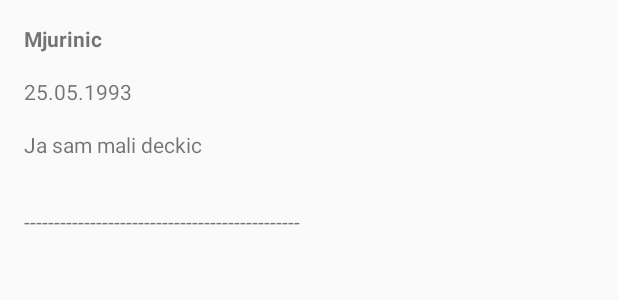
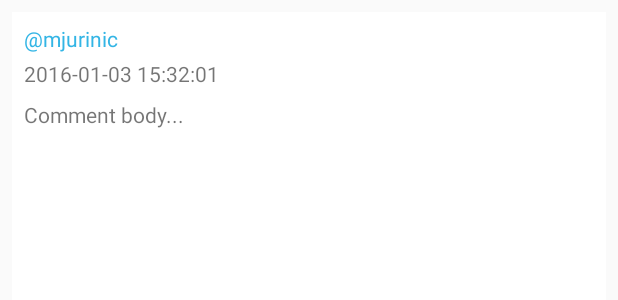
Before and after one commit to mjurinic/Postter, an Android app: the layout comment_list_item.xml on its own in the app's theme, with its tools: preview values and no code run, on a phone screen of 412 x 824 dp. Shown: the top 300 px of the screen. Run offline under Robolectric (Android 15) with nearby library versions, the phone set to English and light mode, and no system bars.

Commit message:
users can now post comments, comments redesigned, comments now have pull to refresh

```diff
--- a/app/src/main/java/hr/foi/mjurinic/postter/activities/MainActivity.java
+++ b/app/src/main/java/hr/foi/mjurinic/postter/activities/MainActivity.java
@@ -40,7 +40,6 @@ public class MainActivity extends BaseActivity implements TabLayout.OnTabSelecte
         mainViewPager.setAdapter(adapter);
         mainViewPager.setOnPageChangeListener(new TabLayout.TabLayoutOnPageChangeListener(mainTabLayout));
         mainTabLayout.setOnTabSelectedListener(this);
-
     }
 
     private void initFragmentList() {
--- a/app/src/main/java/hr/foi/mjurinic/postter/dagger/components/NewsFeedCommentsComponent.java
+++ b/app/src/main/java/hr/foi/mjurinic/postter/dagger/components/NewsFeedCommentsComponent.java
@@ -2,6 +2,8 @@ package hr.foi.mjurinic.postter.dagger.components;
 
 import dagger.Component;
 import hr.foi.mjurinic.postter.activities.PostDetailsActivity;
+import hr.foi.mjurinic.postter.dagger.modules.AppContextModule;
+import hr.foi.mjurinic.postter.dagger.modules.CacheModule;
 import hr.foi.mjurinic.postter.dagger.modules.NetworkModule;
 import hr.foi.mjurinic.postter.dagger.modules.NewsFeedCommentsModule;
 
@@ -10,6 +12,8 @@ import hr.foi.mjurinic.postter.dagger.modules.NewsFeedCommentsModule;
  */
 @Component(modules = {
         NetworkModule.class,
+        CacheModule.class,
+        AppContextModule.class,
         NewsFeedCommentsModule.class
 })
 public interface NewsFeedCommentsComponent {
--- a/app/src/main/java/hr/foi/mjurinic/postter/mvp/interactors/NewsFeedCommentsInteractor.java
+++ b/app/src/main/java/hr/foi/mjurinic/postter/mvp/interactors/NewsFeedCommentsInteractor.java
@@ -2,7 +2,9 @@ package hr.foi.mjurinic.postter.mvp.interactors;
 
 import android.content.Context;
 
+import hr.foi.mjurinic.postter.listeners.Listener;
 import hr.foi.mjurinic.postter.listeners.NewsFeedListener;
+import hr.foi.mjurinic.postter.models.BaseCouchResponse;
 import hr.foi.mjurinic.postter.models.Comments;
 import hr.foi.mjurinic.postter.models.NewsFeedCommentsResponse;
 
@@ -11,6 +13,7 @@ import hr.foi.mjurinic.postter.models.NewsFeedCommentsResponse;
  */
 public interface NewsFeedCommentsInteractor extends BaseInteractor {
 
-    void fetchComments(Context context, NewsFeedListener<NewsFeedCommentsResponse> listener, String id);
+    void fetchComments(String token, NewsFeedListener<NewsFeedCommentsResponse> listener, String id);
 
+    void postComment(Comments comment, String token, Listener<BaseCouchResponse> listener);
 }
--- a/app/src/main/java/hr/foi/mjurinic/postter/mvp/presenters/NewsFeedCommentsPresenter.java
+++ b/app/src/main/java/hr/foi/mjurinic/postter/mvp/presenters/NewsFeedCommentsPresenter.java
@@ -1,12 +1,16 @@
 package hr.foi.mjurinic.postter.mvp.presenters;
 
 import android.content.Context;
+
+import hr.foi.mjurinic.postter.models.Comments;
 
 /**
  * Created by mjurinic on 06.01.16..
  */
 public interface NewsFeedCommentsPresenter extends BasePresenter {
 
-    void fetchComments(Context context, String id);
+    void fetchComments(String id);
 
+
+    void postComment(String commentBody, String postId);
 }
--- a/app/src/main/java/hr/foi/mjurinic/postter/mvp/views/NewsFeedCommentsView.java
+++ b/app/src/main/java/hr/foi/mjurinic/postter/mvp/views/NewsFeedCommentsView.java
@@ -8,7 +8,9 @@ import hr.foi.mjurinic.postter.models.NewsFeedCommentsResponse;
 /**
  * Created by mjurinic on 06.01.16..
  */
-public interface NewsFeedCommentsView {
+public interface NewsFeedCommentsView extends BaseView {
+
+    void onSuccessfulPost(Comments comment);
 
     void onSuccess(ArrayList<NewsFeedCommentsResponse> commentsArrayList);
 
--- a/app/src/main/java/hr/foi/mjurinic/postter/network/ApiService.java
+++ b/app/src/main/java/hr/foi/mjurinic/postter/network/ApiService.java
@@ -50,11 +50,17 @@ public interface ApiService {
     @GET("/_users/org.couchdb.user:{name}")
     Call<User> getUser(@Header("Authorization") String token, @Path("name") String name);
 
+    // merge it
     @POST("/tbp_europe/")
     Call<BaseCouchResponse> putNewFollow(@Header("Authorization") String token, @Body Relationship relationship);
 
+    // merge it
     @POST("/tbp_europe/")
     Call<BaseCouchResponse> postNewPost(@Header("Authorization") String token, @Body Post post);
+
+    // merge it
+    @POST("/tbp_europe/")
+    Call<BaseCouchResponse> postNewDoc(@Header("Authorization") String token, @Body Object body);
 
     @GET("/tbp_europe/_design/designs/_list/filter_by_post_id/post_and_comments")
     Call<BaseGetPostsResponse<NewsFeedCommentsResponse>> fetchComments(@Header("Authorization") String token, @Query("post_id") String id);
--- a/app/src/main/res/layout/comment_list_item.xml
+++ b/app/src/main/res/layout/comment_list_item.xml
@@ -1,32 +1,34 @@
 <?xml version="1.0" encoding="utf-8"?>
 <LinearLayout xmlns:android="http://schemas.android.com/apk/res/android"
-              xmlns:tools="http://schemas.android.com/tools"
-              android:orientation="vertical"
-              android:layout_width="match_parent"
-              android:layout_height="match_parent">
+    xmlns:tools="http://schemas.android.com/tools"
+    android:layout_width="match_parent"
+    android:layout_height="match_parent"
+    android:layout_marginLeft="@dimen/micro_spacing"
+    android:layout_marginRight="@dimen/micro_spacing"
+    android:layout_marginTop="@dimen/micro_spacing"
+    android:background="@android:color/white"
+    android:orientation="vertical"
+    android:padding="@dimen/micro_spacing">
 
-    <TextView android:layout_width="wrap_content"
-              android:layout_height="wrap_content"
-              android:id="@+id/comment_author"
-              android:padding="@dimen/default_spacing"
-              android:textStyle="bold"
-              tools:text="Mjurinic"/>
+    <TextView
+        android:id="@+id/comment_author"
+        android:layout_width="wrap_content"
+        android:layout_height="wrap_content"
+        android:paddingBottom="@dimen/nano_spacing"
+        android:textColor="@android:color/holo_blue_light"
+        tools:text="\@mjurinic" />
 
-    <TextView android:layout_width="wrap_content"
-              android:layout_height="wrap_content"
-              android:id="@+id/comment_time"
-              android:paddingLeft="@dimen/default_spacing"
-              tools:text="25.05.1993"/>
+    <TextView
+        android:id="@+id/comment_created_at"
+        android:layout_width="wrap_content"
+        android:layout_height="wrap_content"
+        android:paddingBottom="@dimen/micro_spacing"
+        tools:text="2016-01-03 15:32:01" />
 
-    <TextView android:layout_width="wrap_content"
-              android:layout_height="wrap_content"
-              android:id="@+id/comment_content"
-              android:padding="@dimen/default_spacing"
-              tools:text="Ja sam mali deckic"/>
-
-    <TextView android:layout_width="wrap_content"
-              android:layout_height="wrap_content"
-              android:padding="@dimen/default_spacing"
-              android:text="----------------------------------------------"/>
+    <TextView
+        android:id="@+id/comment_body"
+        android:layout_width="wrap_content"
+        android:layout_height="wrap_content"
+        tools:text="Comment body..." />
 
 </LinearLayout>
```
Also changed, not shown: app/src/main/AndroidManifest.xml (+4 -3 lines), app/src/main/java/hr/foi/mjurinic/postter/activities/PostDetailsActivity.java (+87 -9 lines), app/src/main/java/hr/foi/mjurinic/postter/adapters/NewsFeedCommentsAdapter.java (+20 -9 lines), app/src/main/java/hr/foi/mjurinic/postter/models/Comments.java (+25 -3 lines), app/src/main/java/hr/foi/mjurinic/postter/mvp/interactors/impl/NewsFeedCommentsInteractorImpl.java (+31 -10 lines), app/src/main/java/hr/foi/mjurinic/postter/mvp/presenters/impl/NewsFeedCommentsPresenterImpl.java (+51 -16 lines), app/src/main/res/drawable/new_comment_border.xml (added, +19 -0 lines), app/src/main/res/layout/activity_news_feed_item_details.xml (+38 -6 lines).
